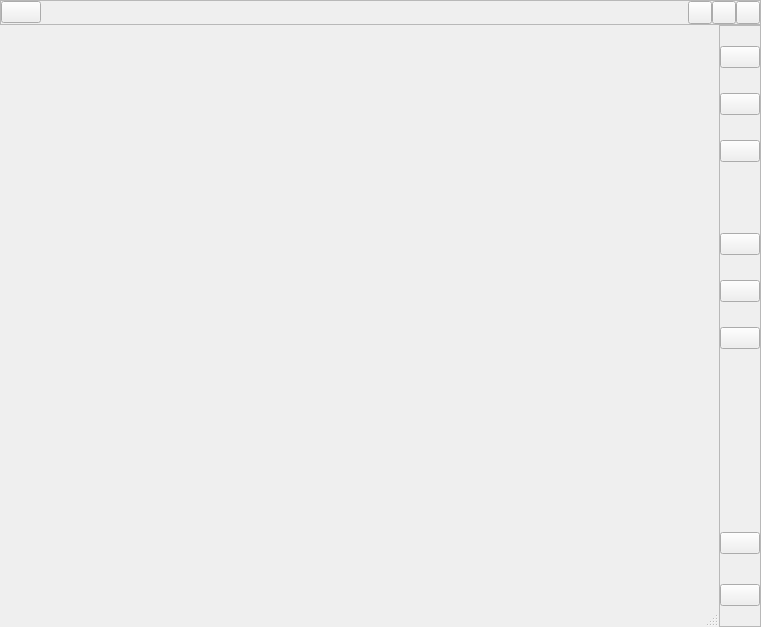
Qt form src/prism/main/forms/PLSMainView.ui (naver/prism-live-studio) before a commit.
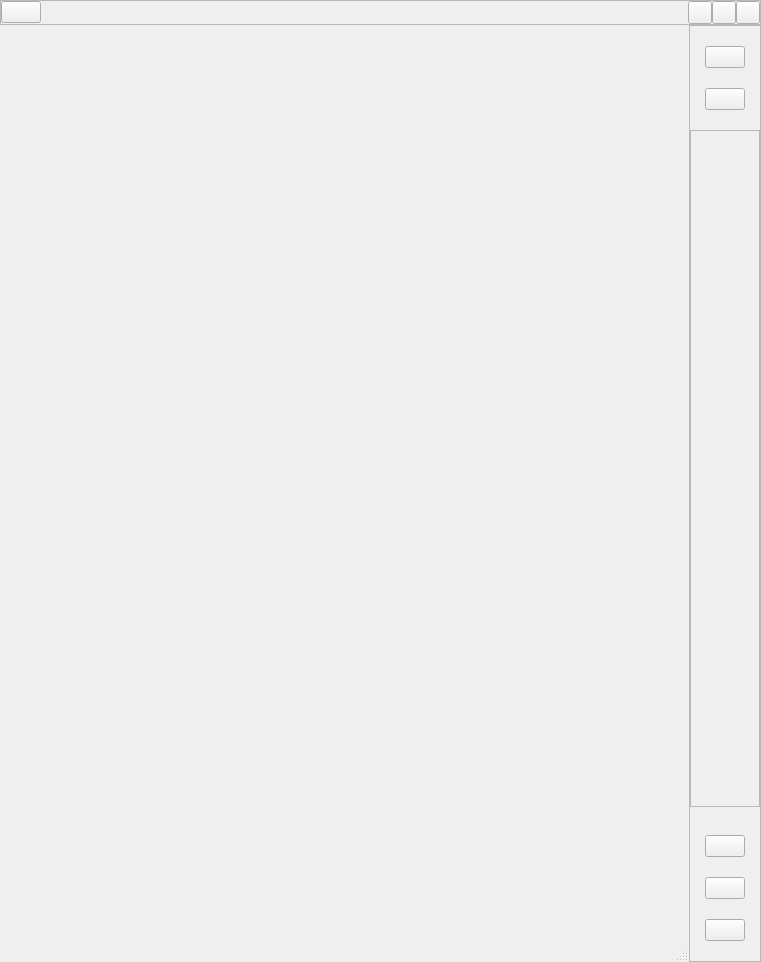
The same form after that commit. Custom widgets are drawn as their Qt base class.

Diff of the .ui file:
```diff
--- a/src/prism/main/forms/PLSMainView.ui
+++ b/src/prism/main/forms/PLSMainView.ui
@@ -7,7 +7,7 @@
     <x>0</x>
     <y>0</y>
     <width>761</width>
-    <height>627</height>
+    <height>962</height>
    </rect>
   </property>
   <property name="windowTitle">
@@ -70,6 +70,13 @@
         </property>
        </widget>
       </item>
+      <item>
+       <widget class="QLabel" name="devLabel">
+        <property name="text">
+         <string/>
+        </property>
+       </widget>
+      </item>
       <item>
        <spacer name="horizontalSpacer">
         <property name="orientation">
@@ -188,7 +195,7 @@
         <property name="frameShadow">
          <enum>QFrame::Plain</enum>
         </property>
-        <layout class="QVBoxLayout" name="verticalLayout" stretch="0,0,0,0,0,0,0,0,0,0,0,0,0,0,0,0,10,0,0,0,0">
+        <layout class="QVBoxLayout" name="verticalLayout" stretch="0,0,0,0,0,0,0,0,0,0,0,0,0,0,0">
          <property name="spacing">
           <number>0</number>
          </property>
@@ -250,7 +257,7 @@
            <property name="sizeHint" stdset="0">
             <size>
              <width>20</width>
-             <height>25</height>
+             <height>20</height>
             </size>
            </property>
           </spacer>
@@ -275,7 +282,7 @@
           </widget>
          </item>
          <item>
-          <spacer name="verticalSpacer_4">
+          <spacer name="verticalSpacer_7">
            <property name="orientation">
             <enum>Qt::Vertical</enum>
            </property>
@@ -285,166 +292,100 @@
            <property name="sizeHint" stdset="0">
             <size>
              <width>20</width>
-             <height>25</height>
+             <height>20</height>
             </size>
            </property>
           </spacer>
          </item>
-         <item alignment="Qt::AlignHCenter">
-          <widget class="QPushButton" name="chat">
-           <property name="cursor">
-            <cursorShape>ArrowCursor</cursorShape>
-           </property>
-           <property name="toolTip">
-            <string>main.rightbar.chat.tooltip</string>
-           </property>
-           <property name="text">
-            <string/>
-           </property>
-           <property name="checkable">
-            <bool>true</bool>
-           </property>
-           <property name="useFor" stdset="0">
-            <string notr="true">QToolButton</string>
-           </property>
-          </widget>
-         </item>
          <item>
-          <spacer name="verticalSpacer_8">
-           <property name="orientation">
-            <enum>Qt::Vertical</enum>
-           </property>
-           <property name="sizeType">
-            <enum>QSizePolicy::Fixed</enum>
-           </property>
-           <property name="sizeHint" stdset="0">
-            <size>
-             <width>20</width>
-             <height>17</height>
-            </size>
-           </property>
-          </spacer>
-         </item>
-         <item>
-          <layout class="QHBoxLayout" name="horizontalLayout">
+          <layout class="QVBoxLayout" name="verticalLayout_fixed">
            <property name="spacing">
-            <number>0</number>
+            <number>14</number>
            </property>
-           <property name="leftMargin">
-            <number>1</number>
-           </property>
-           <property name="bottomMargin">
-            <number>0</number>
-           </property>
-           <item>
-            <widget class="PLSToastButton" name="alert" native="true"/>
-           </item>
           </layout>
          </item>
          <item>
-          <spacer name="verticalSpacer_7">
-           <property name="orientation">
-            <enum>Qt::Vertical</enum>
+          <widget class="QScrollArea" name="scrollArea">
+           <property name="sizePolicy">
+            <sizepolicy hsizetype="Preferred" vsizetype="Expanding">
+             <horstretch>0</horstretch>
+             <verstretch>0</verstretch>
+            </sizepolicy>
            </property>
-           <property name="sizeType">
-            <enum>QSizePolicy::Fixed</enum>
+           <property name="widgetResizable">
+            <bool>true</bool>
            </property>
-           <property name="sizeHint" stdset="0">
-            <size>
-             <width>20</width>
-             <height>15</height>
-            </size>
-           </property>
-          </spacer>
-         </item>
-         <item>
-          <widget class="QLabel" name="label_separate">
-           <property name="text">
-            <string/>
-           </property>
+           <widget class="QWidget" name="side_bar_menus">
+            <property name="geometry">
+             <rect>
+              <x>0</x>
+              <y>0</y>
+              <width>85</width>
+              <height>628</height>
+             </rect>
+            </property>
+            <layout class="QVBoxLayout" name="verticalLayout_side_bar">
+             <property name="spacing">
+              <number>20</number>
+             </property>
+             <property name="leftMargin">
+              <number>0</number>
+             </property>
+             <property name="topMargin">
+              <number>20</number>
+             </property>
+             <property name="rightMargin">
+              <number>0</number>
+             </property>
+             <property name="bottomMargin">
+              <number>20</number>
+             </property>
+            </layout>
+           </widget>
           </widget>
          </item>
-         <item>
-          <spacer name="verticalSpacer_10">
-           <property name="orientation">
-            <enum>Qt::Vertical</enum>
-           </property>
-           <property name="sizeType">
-            <enum>QSizePolicy::Fixed</enum>
-           </property>
-           <property name="sizeHint" stdset="0">
-            <size>
-             <width>20</width>
-             <height>25</height>
-            </size>
-           </property>
-          </spacer>
-         </item>
          <item alignment="Qt::AlignHCenter">
-          <widget class="QPushButton" name="beauty">
+          <widget class="QLabel" name="label_separator_bottom">
            <property name="text">
             <string/>
            </property>
           </widget>
          </item>
          <item>
-          <spacer name="verticalSpacer_9">
-           <property name="orientation">
-            <enum>Qt::Vertical</enum>
-           </property>
-           <property name="sizeType">
-            <enum>QSizePolicy::Fixed</enum>
-           </property>
-           <property name="sizeHint" stdset="0">
-            <size>
-             <width>20</width>
-             <height>25</height>
-            </size>
-           </property>
-          </spacer>
-         </item>
-         <item>
-          <widget class="QPushButton" name="stickers">
+          <widget class="QLabel" name="label_space">
            <property name="text">
             <string/>
            </property>
           </widget>
          </item>
-         <item>
-          <spacer name="verticalSpacer_11">
-           <property name="orientation">
-            <enum>Qt::Vertical</enum>
+         <item alignment="Qt::AlignHCenter">
+          <widget class="QPushButton" name="ResolutionBtn">
+           <property name="sizePolicy">
+            <sizepolicy hsizetype="Fixed" vsizetype="Fixed">
+             <horstretch>0</horstretch>
+             <verstretch>0</verstretch>
+            </sizepolicy>
            </property>
-           <property name="sizeType">
-            <enum>QSizePolicy::Fixed</enum>
-           </property>
-           <property name="sizeHint" stdset="0">
-            <size>
-             <width>20</width>
-             <height>25</height>
-            </size>
-           </property>
-          </spacer>
-         </item>
-         <item alignment="Qt::AlignHCenter|Qt::AlignVCenter">
-          <widget class="QPushButton" name="bgmBtn">
            <property name="text">
             <string/>
            </property>
+           <property name="checkable">
+            <bool>true</bool>
+           </property>
           </widget>
          </item>
          <item>
-          <spacer name="verticalSpacer">
+          <spacer name="verticalSpacer_4">
            <property name="orientation">
             <enum>Qt::Vertical</enum>
            </property>
            <property name="sizeType">
-            <enum>QSizePolicy::Expanding</enum>
+            <enum>QSizePolicy::Fixed</enum>
            </property>
            <property name="sizeHint" stdset="0">
             <size>
              <width>20</width>
-             <height>153</height>
+             <height>20</height>
             </size>
            </property>
           </spacer>
@@ -476,7 +417,7 @@
            <property name="sizeHint" stdset="0">
             <size>
              <width>20</width>
-             <height>30</height>
+             <height>20</height>
             </size>
            </property>
           </spacer>
@@ -528,12 +469,6 @@
    <header>window-basic-status-bar.hpp</header>
    <container>1</container>
   </customwidget>
-  <customwidget>
-   <class>PLSToastButton</class>
-   <extends>QWidget</extends>
-   <header>PLSToastButton.hpp</header>
-   <container>1</container>
-  </customwidget>
  </customwidgets>
  <resources/>
  <connections/>
```
